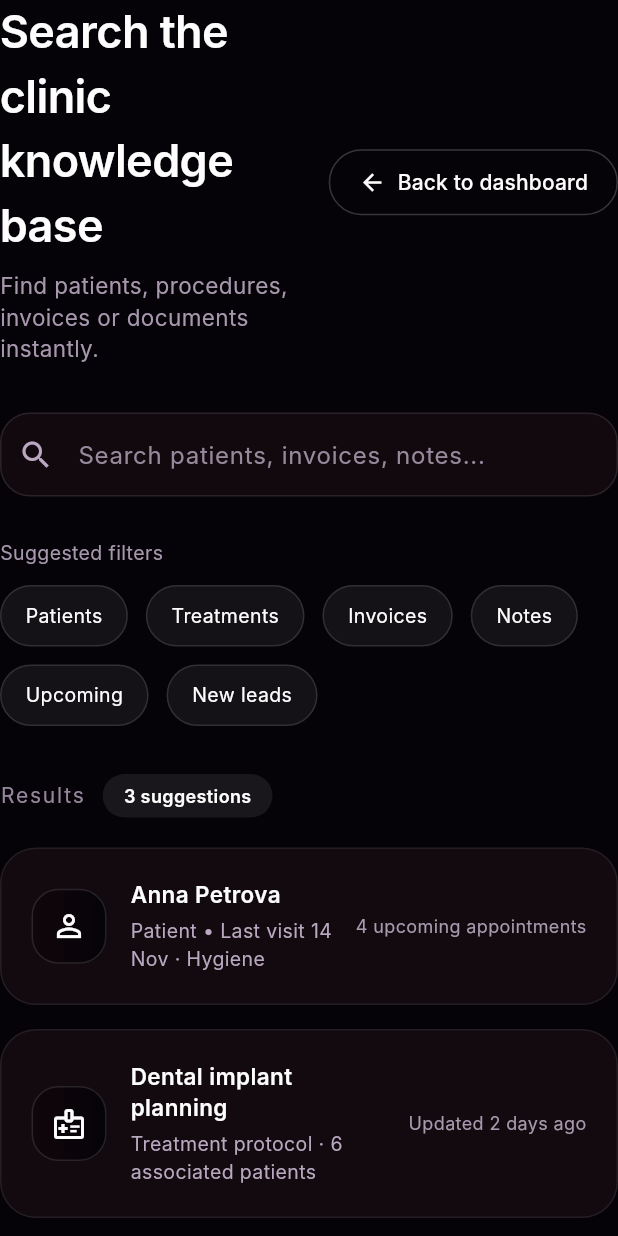
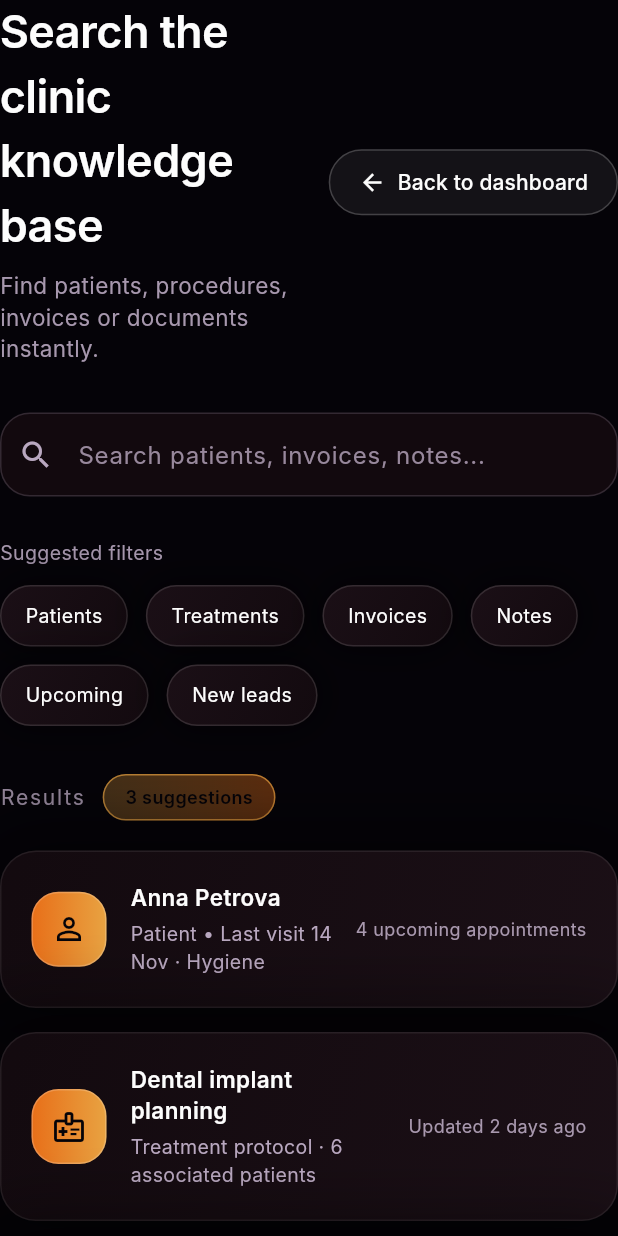
Before and after one commit to greatgreek73/NewClinicDB, a Flutter app: the _SearchContent widget shown alone on an empty page, opened directly, on a phone screen of 412 x 824 dp. Run offline on Flutter 3.47's test engine with Material 3 defaults, Android fonts, the light colour scheme and no system bars; Roboto replaces fonts that are missing (Inter).

Commit message:
serach page

```diff
--- a/lib/main.dart
+++ b/lib/main.dart
@@ -9,18 +9,18 @@ Future<void> main() async {
     DeviceOrientation.portraitUp,
   ]);
 
-  SystemChrome.setSystemUIOverlayStyle(
-    const SystemUiOverlayStyle(
+  SystemChrome.setSystemUIOverlayStyle(kClinicOverlayStyle);
+
+  runApp(const MyApp());
+}
+
+const SystemUiOverlayStyle kClinicOverlayStyle = SystemUiOverlayStyle(
   statusBarColor: Colors.transparent,
   systemNavigationBarColor: Colors.transparent,
   systemNavigationBarDividerColor: Colors.transparent,
   statusBarIconBrightness: Brightness.light,
   systemNavigationBarIconBrightness: Brightness.light,
-    ),
 );
-
-  runApp(const MyApp());
-}
 
 class MyApp extends StatelessWidget {
   const MyApp({Key? key}) : super(key: key);
@@ -52,14 +52,6 @@ class ClinicDashboardPage extends StatefulWidget {
 }
 
 class _ClinicDashboardPageState extends State<ClinicDashboardPage> {
-  static const SystemUiOverlayStyle _overlayStyle = SystemUiOverlayStyle(
-    statusBarColor: Colors.transparent,
-    systemNavigationBarColor: Colors.transparent,
-    systemNavigationBarDividerColor: Colors.transparent,
-    statusBarIconBrightness: Brightness.light,
-    systemNavigationBarIconBrightness: Brightness.light,
-  );
-
   bool isToday = true;
 
   @override
@@ -73,7 +65,7 @@ class _ClinicDashboardPageState extends State<ClinicDashboardPage> {
     );
 
     return AnnotatedRegion<SystemUiOverlayStyle>(
-      value: _overlayStyle,
+      value: kClinicOverlayStyle,
       child: Scaffold(
         backgroundColor: AppColors.bg,
         body: Container(
@@ -104,30 +96,7 @@ class _ClinicDashboardPageState extends State<ClinicDashboardPage> {
                         minHeight: constraints.maxHeight,
                       ),
                       child: Container(
-                        decoration: BoxDecoration(
-                          borderRadius: BorderRadius.circular(32),
-                          gradient: RadialGradient(
-                            center: Alignment.topCenter,
-                            radius: 1.4,
-                            colors: [
-                              AppColors.accentStrong.withOpacity(0.35),
-                              AppColors.bgMid,
-                              AppColors.bg,
-                            ],
-                            stops: const [0.0, 0.4, 1.0],
-                          ),
-                          border: Border.all(
-                            color: Colors.white.withOpacity(0.05),
-                            width: 1,
-                          ),
-                          boxShadow: [
-                            BoxShadow(
-                              color: Colors.black.withOpacity(0.95),
-                              blurRadius: 140,
-                              spreadRadius: 50,
-                            ),
-                          ],
-                        ),
+                        decoration: buildPrimaryPanelDecoration(),
                         child: LayoutBuilder(
                           builder: (context, innerConstraints) {
                             if (innerConstraints.maxWidth > 900) {
@@ -741,7 +710,9 @@ class SearchPage extends StatelessWidget {
       bottom: 24 + viewPadding.bottom,
     );
 
-    return Scaffold(
+    return AnnotatedRegion<SystemUiOverlayStyle>(
+      value: kClinicOverlayStyle,
+      child: Scaffold(
         backgroundColor: AppColors.bg,
         body: Container(
           width: double.infinity,
@@ -771,27 +742,7 @@ class SearchPage extends StatelessWidget {
                         minHeight: constraints.maxHeight,
                       ),
                       child: Container(
-                      decoration: BoxDecoration(
-                        borderRadius: BorderRadius.circular(32),
-                        gradient: LinearGradient(
-                          begin: Alignment.topLeft,
-                          end: Alignment.bottomRight,
-                          colors: [
-                            AppColors.surface.withOpacity(0.98),
-                            AppColors.surfaceDark.withOpacity(0.96),
-                          ],
-                        ),
-                        border: Border.all(
-                          color: Colors.white.withOpacity(0.06),
-                        ),
-                        boxShadow: [
-                          BoxShadow(
-                            color: Colors.black.withOpacity(0.85),
-                            blurRadius: 120,
-                            spreadRadius: 40,
-                          ),
-                        ],
-                      ),
+                        decoration: buildPrimaryPanelDecoration(),
                         child: Padding(
                           padding: const EdgeInsets.all(36),
                           child: _SearchContent(),
@@ -801,6 +752,7 @@ class SearchPage extends StatelessWidget {
                   ),
                 );
               },
+            ),
           ),
         ),
       ),
@@ -870,13 +822,14 @@ class _SearchContent extends StatelessWidget {
               },
               style: TextButton.styleFrom(
                 foregroundColor: AppColors.textPrimary,
+                backgroundColor: Colors.white.withOpacity(0.06),
                 padding:
                     const EdgeInsets.symmetric(horizontal: 20, vertical: 12),
                 shape: RoundedRectangleBorder(
                   borderRadius: BorderRadius.circular(999),
+                ),
                 side: BorderSide(
                   color: Colors.white.withOpacity(0.2),
-                  ),
                 ),
               ),
               icon: const Icon(Icons.arrow_back),
@@ -905,17 +858,29 @@ class _SearchContent extends StatelessWidget {
             'Notes',
             'Upcoming',
             'New leads',
-          ]
-              .map(
+          ].map(
             (label) => Container(
-                  padding:
-                      const EdgeInsets.symmetric(horizontal: 16, vertical: 10),
+              padding: const EdgeInsets.symmetric(horizontal: 16, vertical: 10),
               decoration: BoxDecoration(
-                    color: Colors.white.withOpacity(0.06),
+                gradient: LinearGradient(
+                  colors: [
+                    AppColors.surface.withOpacity(0.95),
+                    AppColors.surfaceDark.withOpacity(0.98),
+                  ],
+                  begin: Alignment.topLeft,
+                  end: Alignment.bottomRight,
+                ),
                 borderRadius: BorderRadius.circular(999),
                 border: Border.all(
                   color: Colors.white.withOpacity(0.12),
                 ),
+                boxShadow: [
+                  BoxShadow(
+                    color: Colors.black.withOpacity(0.35),
+                    blurRadius: 20,
+                    spreadRadius: 6,
+                  ),
+                ],
               ),
               child: Text(
                 label,
@@ -925,8 +890,7 @@ class _SearchContent extends StatelessWidget {
                 ),
               ),
             ),
-              )
-              .toList(),
+          ).toList(),
         ),
         const SizedBox(height: 32),
         Row(
@@ -944,15 +908,23 @@ class _SearchContent extends StatelessWidget {
               padding:
                   const EdgeInsets.symmetric(horizontal: 14, vertical: 6),
               decoration: BoxDecoration(
-                color: Colors.white.withOpacity(0.08),
+                gradient: LinearGradient(
+                  colors: [
+                    AppColors.accent.withOpacity(0.25),
+                    AppColors.accentStrong.withOpacity(0.35),
+                  ],
+                ),
                 borderRadius: BorderRadius.circular(999),
+                border: Border.all(
+                  color: AppColors.accentSoft.withOpacity(0.6),
+                ),
               ),
               child: Text(
                 '${results.length} suggestions',
-                style: const TextStyle(
+                style: TextStyle(
                   fontSize: 12,
                   fontWeight: FontWeight.w600,
-                  color: AppColors.textPrimary,
+                  color: AppColors.bg,
                 ),
               ),
             ),
@@ -981,13 +953,13 @@ class _SearchField extends StatelessWidget {
         border: OutlineInputBorder(
           borderRadius: BorderRadius.circular(20),
           borderSide: BorderSide(
-            color: Colors.white.withOpacity(0.15),
+            color: AppColors.textMuted.withOpacity(0.25),
           ),
         ),
         enabledBorder: OutlineInputBorder(
           borderRadius: BorderRadius.circular(20),
           borderSide: BorderSide(
-            color: Colors.white.withOpacity(0.1),
+            color: AppColors.textMuted.withOpacity(0.2),
           ),
         ),
         focusedBorder: OutlineInputBorder(
@@ -1028,11 +1000,25 @@ class _SearchResultTile extends StatelessWidget {
       margin: const EdgeInsets.only(bottom: 16),
       padding: const EdgeInsets.all(20),
       decoration: BoxDecoration(
-        color: AppColors.surfaceDark.withOpacity(0.95),
+        gradient: LinearGradient(
+          colors: [
+            AppColors.surfaceDark.withOpacity(0.98),
+            AppColors.surface.withOpacity(0.95),
+          ],
+          begin: Alignment.topLeft,
+          end: Alignment.bottomRight,
+        ),
         borderRadius: BorderRadius.circular(24),
         border: Border.all(
           color: Colors.white.withOpacity(0.08),
         ),
+        boxShadow: [
+          BoxShadow(
+            color: Colors.black.withOpacity(0.5),
+            blurRadius: 40,
+            spreadRadius: 12,
+          ),
+        ],
       ),
       child: Row(
         children: [
@@ -1041,19 +1027,19 @@ class _SearchResultTile extends StatelessWidget {
             decoration: BoxDecoration(
               gradient: LinearGradient(
                 colors: [
-                  AppColors.bgMid,
-                  AppColors.bg,
+                  AppColors.accentStrong.withOpacity(0.9),
+                  AppColors.accent.withOpacity(0.9),
                 ],
               ),
               borderRadius: BorderRadius.circular(18),
               border: Border.all(
-                color: Colors.white.withOpacity(0.12),
+                color: Colors.white.withOpacity(0.2),
               ),
             ),
             child: Icon(
               result.icon,
               size: 24,
-              color: AppColors.textPrimary,
+              color: AppColors.bg,
             ),
           ),
           const SizedBox(width: 16),
@@ -1094,6 +1080,33 @@ class _SearchResultTile extends StatelessWidget {
   }
 }
 
+BoxDecoration buildPrimaryPanelDecoration() {
+  return BoxDecoration(
+    borderRadius: BorderRadius.circular(32),
+    gradient: RadialGradient(
+      center: Alignment.topCenter,
+      radius: 1.4,
+      colors: [
+        AppColors.accentStrong.withOpacity(0.35),
+        AppColors.bgMid,
+        AppColors.bg,
+      ],
+      stops: const [0.0, 0.4, 1.0],
+    ),
+    border: Border.all(
+      color: Colors.white.withOpacity(0.05),
+      width: 1,
+    ),
+    boxShadow: [
+      BoxShadow(
+        color: Colors.black.withOpacity(0.95),
+        blurRadius: 140,
+        spreadRadius: 50,
+      ),
+    ],
+  );
+}
+
 class AppColors {
   static const Color bg = Color(0xFF050308);
   static const Color bgMid = Color(0xFF10060B);
```
Lines whose indentation alone changed are shown as unchanged.
